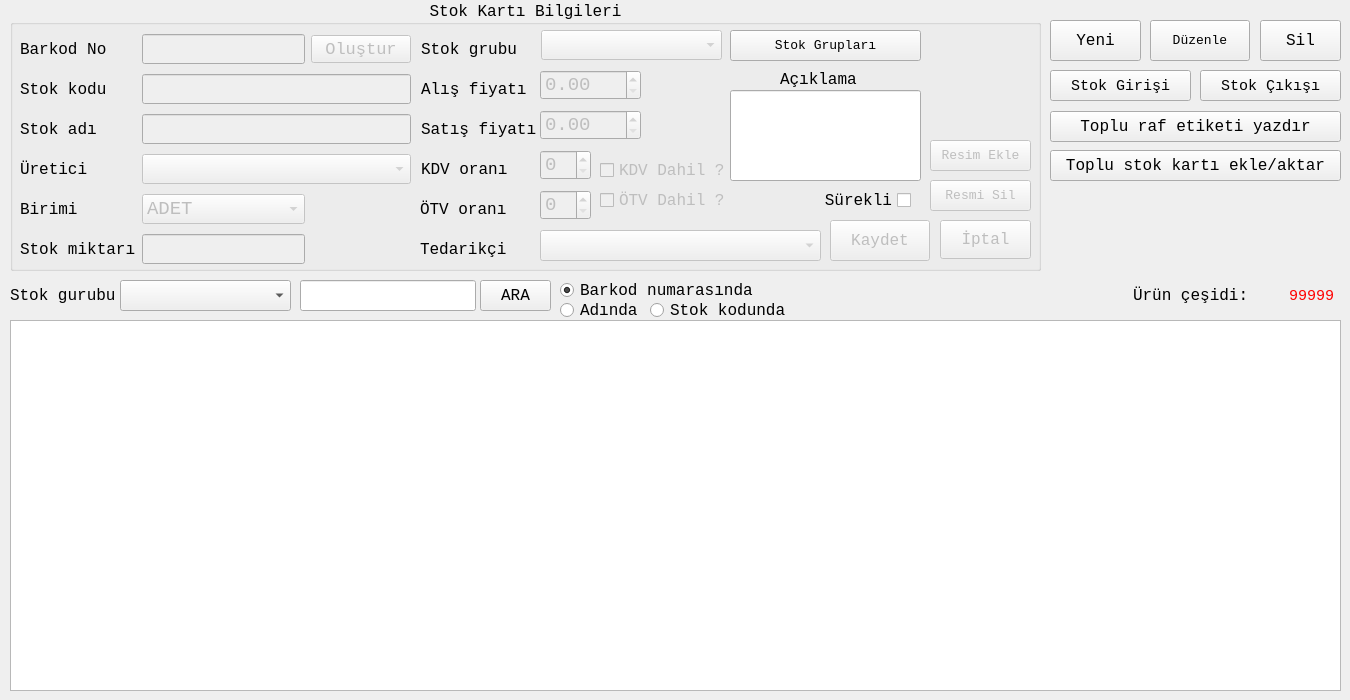
The window that stokfrom.ui (mamoo81/bhss) describes before a commit, drawn with Qt 5.
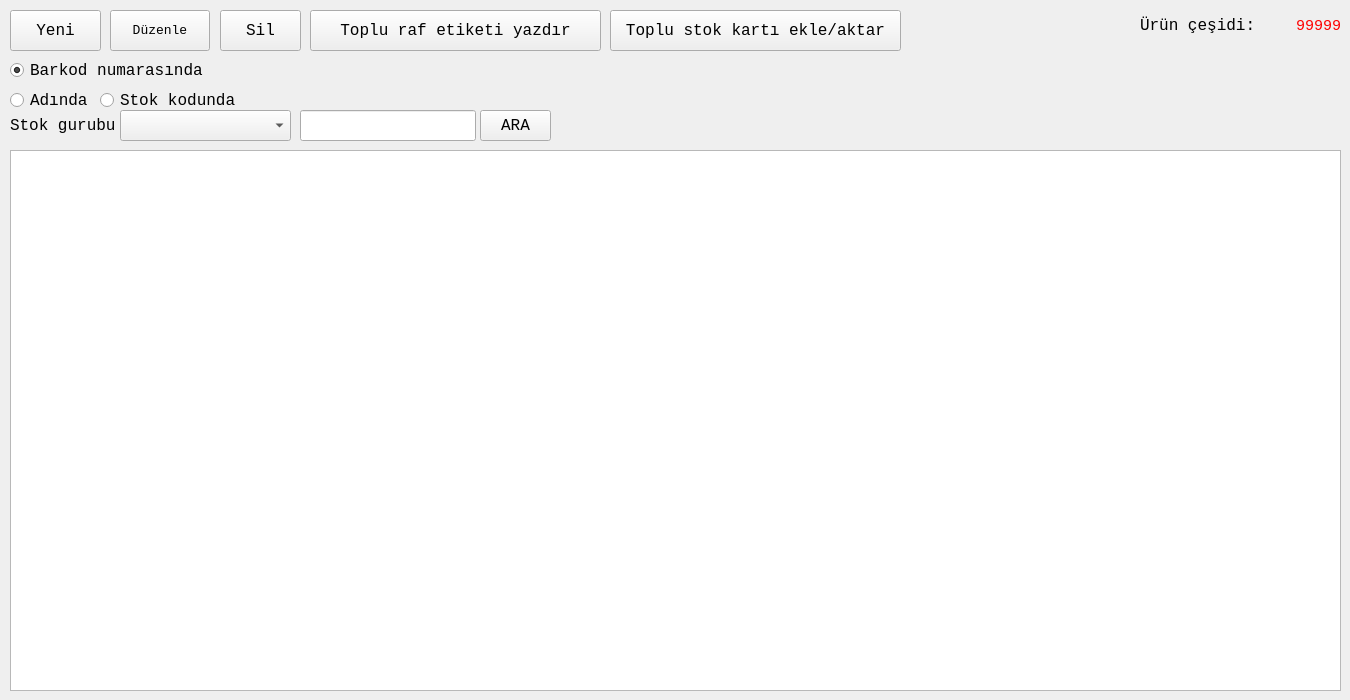
The same window after the commit. Icons and pictures are not drawn.

```diff
--- a/stokfrom.ui
+++ b/stokfrom.ui
@@ -39,7 +39,7 @@
    <property name="geometry">
     <rect>
      <x>300</x>
-     <y>280</y>
+     <y>110</y>
      <width>176</width>
      <height>31</height>
     </rect>
@@ -52,9 +52,9 @@
    <property name="geometry">
     <rect>
      <x>10</x>
-     <y>320</y>
+     <y>150</y>
      <width>1331</width>
-     <height>371</height>
+     <height>541</height>
     </rect>
    </property>
    <property name="contextMenuPolicy">
@@ -76,701 +76,11 @@
     <bool>false</bool>
    </attribute>
   </widget>
-  <widget class="QGroupBox" name="stokKartBilGroupBox">
-   <property name="enabled">
-    <bool>true</bool>
-   </property>
-   <property name="geometry">
-    <rect>
-     <x>10</x>
-     <y>0</y>
-     <width>1031</width>
-     <height>271</height>
-    </rect>
-   </property>
-   <property name="title">
-    <string>Stok Kartı Bilgileri</string>
-   </property>
-   <property name="alignment">
-    <set>Qt::AlignCenter</set>
-   </property>
-   <widget class="QLabel" name="label_12">
-    <property name="geometry">
-     <rect>
-      <x>410</x>
-      <y>200</y>
-      <width>87</width>
-      <height>19</height>
-     </rect>
-    </property>
-    <property name="text">
-     <string>ÖTV oranı</string>
-    </property>
-   </widget>
-   <widget class="QSpinBox" name="OTVspinBox">
-    <property name="enabled">
-     <bool>false</bool>
-    </property>
-    <property name="geometry">
-     <rect>
-      <x>530</x>
-      <y>190</y>
-      <width>51</width>
-      <height>30</height>
-     </rect>
-    </property>
-    <property name="font">
-     <font>
-      <family>Monospace</family>
-      <pointsize>14</pointsize>
-     </font>
-    </property>
-    <property name="maximum">
-     <number>100</number>
-    </property>
-   </widget>
-   <widget class="QCheckBox" name="KDVcheckbox">
-    <property name="enabled">
-     <bool>false</bool>
-    </property>
-    <property name="geometry">
-     <rect>
-      <x>590</x>
-      <y>160</y>
-      <width>131</width>
-      <height>21</height>
-     </rect>
-    </property>
-    <property name="text">
-     <string>KDV Dahil ?</string>
-    </property>
-   </widget>
-   <widget class="QCheckBox" name="OTVcheckbox">
-    <property name="enabled">
-     <bool>false</bool>
-    </property>
-    <property name="geometry">
-     <rect>
-      <x>590</x>
-      <y>190</y>
-      <width>131</width>
-      <height>21</height>
-     </rect>
-    </property>
-    <property name="text">
-     <string>ÖTV Dahil ?</string>
-    </property>
-   </widget>
-   <widget class="QToolButton" name="StokGrupBtn">
-    <property name="geometry">
-     <rect>
-      <x>720</x>
-      <y>30</y>
-      <width>191</width>
-      <height>31</height>
-     </rect>
-    </property>
-    <property name="font">
-     <font>
-      <family>Monospace</family>
-      <pointsize>10</pointsize>
-     </font>
-    </property>
-    <property name="text">
-     <string>Stok Grupları</string>
-    </property>
-    <property name="iconSize">
-     <size>
-      <width>64</width>
-      <height>64</height>
-     </size>
-    </property>
-    <property name="toolButtonStyle">
-     <enum>Qt::ToolButtonTextBesideIcon</enum>
-    </property>
-   </widget>
-   <widget class="QCheckBox" name="SurekliYenicheckBox">
-    <property name="geometry">
-     <rect>
-      <x>810</x>
-      <y>190</y>
-      <width>91</width>
-      <height>21</height>
-     </rect>
-    </property>
-    <property name="layoutDirection">
-     <enum>Qt::RightToLeft</enum>
-    </property>
-    <property name="text">
-     <string>Sürekli</string>
-    </property>
-   </widget>
-   <widget class="QLabel" name="UrunResimlabel">
-    <property name="enabled">
-     <bool>true</bool>
-    </property>
-    <property name="geometry">
-     <rect>
-      <x>920</x>
-      <y>30</y>
-      <width>100</width>
-      <height>100</height>
-     </rect>
-    </property>
-    <property name="font">
-     <font>
-      <family>Monospace</family>
-      <pointsize>12</pointsize>
-     </font>
-    </property>
-    <property name="styleSheet">
-     <string notr="true">color: rgb(0, 0, 0);</string>
-    </property>
-    <property name="text">
-     <string/>
-    </property>
-    <property name="pixmap">
-     <pixmap resource="images.qrc">:/images/ui/box.png</pixmap>
-    </property>
-    <property name="scaledContents">
-     <bool>true</bool>
-    </property>
-    <property name="alignment">
-     <set>Qt::AlignCenter</set>
-    </property>
-   </widget>
-   <widget class="QToolButton" name="ResimEkleBtn">
-    <property name="enabled">
-     <bool>false</bool>
-    </property>
-    <property name="geometry">
-     <rect>
-      <x>920</x>
-      <y>140</y>
-      <width>101</width>
-      <height>31</height>
-     </rect>
-    </property>
-    <property name="font">
-     <font>
-      <family>Monospace</family>
-      <pointsize>10</pointsize>
-     </font>
-    </property>
-    <property name="text">
-     <string>Resim Ekle</string>
-    </property>
-    <property name="iconSize">
-     <size>
-      <width>64</width>
-      <height>64</height>
-     </size>
-    </property>
-    <property name="toolButtonStyle">
-     <enum>Qt::ToolButtonTextBesideIcon</enum>
-    </property>
-   </widget>
-   <widget class="QToolButton" name="ResimSilBtn">
-    <property name="enabled">
-     <bool>false</bool>
-    </property>
-    <property name="geometry">
-     <rect>
-      <x>920</x>
-      <y>180</y>
-      <width>101</width>
-      <height>31</height>
-     </rect>
-    </property>
-    <property name="font">
-     <font>
-      <family>Monospace</family>
-      <pointsize>10</pointsize>
-     </font>
-    </property>
-    <property name="text">
-     <string>Resmi Sil</string>
-    </property>
-    <property name="iconSize">
-     <size>
-      <width>64</width>
-      <height>64</height>
-     </size>
-    </property>
-    <property name="toolButtonStyle">
-     <enum>Qt::ToolButtonTextBesideIcon</enum>
-    </property>
-   </widget>
-   <widget class="QLabel" name="label_7">
-    <property name="geometry">
-     <rect>
-      <x>411</x>
-      <y>40</y>
-      <width>97</width>
-      <height>19</height>
-     </rect>
-    </property>
-    <property name="text">
-     <string>Stok grubu</string>
-    </property>
-   </widget>
-   <widget class="QComboBox" name="StokGrubuComboBox">
-    <property name="enabled">
-     <bool>false</bool>
-    </property>
-    <property name="geometry">
-     <rect>
-      <x>531</x>
-      <y>30</y>
-      <width>181</width>
-      <height>30</height>
-     </rect>
-    </property>
-    <property name="font">
-     <font>
-      <family>Monospace</family>
-      <pointsize>14</pointsize>
-     </font>
-    </property>
-   </widget>
-   <widget class="QLabel" name="label_8">
-    <property name="geometry">
-     <rect>
-      <x>411</x>
-      <y>80</y>
-      <width>106</width>
-      <height>19</height>
-     </rect>
-    </property>
-    <property name="text">
-     <string>Alış fiyatı</string>
-    </property>
-   </widget>
-   <widget class="QDoubleSpinBox" name="AFiyatdoubleSpinBox">
-    <property name="enabled">
-     <bool>false</bool>
-    </property>
-    <property name="geometry">
-     <rect>
-      <x>530</x>
-      <y>70</y>
-      <width>101</width>
-      <height>30</height>
-     </rect>
-    </property>
-    <property name="font">
-     <font>
-      <family>Monospace</family>
-      <pointsize>14</pointsize>
-     </font>
-    </property>
-    <property name="maximum">
-     <double>999999.989999999990687</double>
-    </property>
-    <property name="value">
-     <double>0.000000000000000</double>
-    </property>
-   </widget>
-   <widget class="QLabel" name="label_9">
-    <property name="geometry">
-     <rect>
-      <x>411</x>
-      <y>120</y>
-      <width>116</width>
-      <height>19</height>
-     </rect>
-    </property>
-    <property name="text">
-     <string>Satış fiyatı</string>
-    </property>
-   </widget>
-   <widget class="QLabel" name="label_11">
-    <property name="geometry">
-     <rect>
-      <x>411</x>
-      <y>160</y>
-      <width>87</width>
-      <height>19</height>
-     </rect>
-    </property>
-    <property name="text">
-     <string>KDV oranı</string>
-    </property>
-   </widget>
-   <widget class="QLabel" name="label_10">
-    <property name="geometry">
-     <rect>
-      <x>770</x>
-      <y>70</y>
-      <width>77</width>
-      <height>19</height>
-     </rect>
-    </property>
-    <property name="text">
-     <string>Açıklama</string>
-    </property>
-   </widget>
-   <widget class="QLineEdit" name="AciklamaLnEdit">
-    <property name="geometry">
-     <rect>
-      <x>720</x>
-      <y>90</y>
-      <width>191</width>
-      <height>91</height>
-     </rect>
-    </property>
-    <property name="clearButtonEnabled">
-     <bool>false</bool>
-    </property>
-   </widget>
-   <widget class="QSpinBox" name="KDVspinBox">
-    <property name="enabled">
-     <bool>false</bool>
-    </property>
-    <property name="geometry">
-     <rect>
-      <x>530</x>
-      <y>150</y>
-      <width>51</width>
-      <height>30</height>
-     </rect>
-    </property>
-    <property name="font">
-     <font>
-      <family>Monospace</family>
-      <pointsize>14</pointsize>
-     </font>
-    </property>
-    <property name="maximum">
-     <number>100</number>
-    </property>
-   </widget>
-   <widget class="QDoubleSpinBox" name="SFiyatdoubleSpinBox">
-    <property name="enabled">
-     <bool>false</bool>
-    </property>
-    <property name="geometry">
-     <rect>
-      <x>530</x>
-      <y>110</y>
-      <width>101</width>
-      <height>30</height>
-     </rect>
-    </property>
-    <property name="font">
-     <font>
-      <family>Monospace</family>
-      <pointsize>14</pointsize>
-     </font>
-    </property>
-    <property name="maximum">
-     <double>999999.989999999990687</double>
-    </property>
-    <property name="value">
-     <double>0.000000000000000</double>
-    </property>
-   </widget>
-   <widget class="QLabel" name="label_15">
-    <property name="geometry">
-     <rect>
-      <x>410</x>
-      <y>240</y>
-      <width>91</width>
-      <height>19</height>
-     </rect>
-    </property>
-    <property name="font">
-     <font>
-      <family>Monospace</family>
-      <pointsize>12</pointsize>
-     </font>
-    </property>
-    <property name="text">
-     <string>Tedarikçi</string>
-    </property>
-   </widget>
-   <widget class="QComboBox" name="tedarikcicomboBox">
-    <property name="enabled">
-     <bool>false</bool>
-    </property>
-    <property name="geometry">
-     <rect>
-      <x>530</x>
-      <y>230</y>
-      <width>281</width>
-      <height>31</height>
-     </rect>
-    </property>
-    <property name="font">
-     <font>
-      <family>Monospace</family>
-      <pointsize>14</pointsize>
-     </font>
-    </property>
-   </widget>
-   <widget class="QToolButton" name="KaydetBtn">
-    <property name="enabled">
-     <bool>false</bool>
-    </property>
-    <property name="geometry">
-     <rect>
-      <x>820</x>
-      <y>220</y>
-      <width>100</width>
-      <height>41</height>
-     </rect>
-    </property>
-    <property name="font">
-     <font>
-      <family>Monospace</family>
-      <pointsize>12</pointsize>
-     </font>
-    </property>
-    <property name="autoFillBackground">
-     <bool>true</bool>
-    </property>
-    <property name="text">
-     <string>Kaydet</string>
-    </property>
-    <property name="icon">
-     <iconset resource="images.qrc">
-      <normaloff>:/images/ui/check.png</normaloff>:/images/ui/check.png</iconset>
-    </property>
-    <property name="iconSize">
-     <size>
-      <width>32</width>
-      <height>32</height>
-     </size>
-    </property>
-    <property name="toolButtonStyle">
-     <enum>Qt::ToolButtonTextBesideIcon</enum>
-    </property>
-   </widget>
-   <widget class="QToolButton" name="IptalBtn">
-    <property name="enabled">
-     <bool>false</bool>
-    </property>
-    <property name="geometry">
-     <rect>
-      <x>930</x>
-      <y>220</y>
-      <width>91</width>
-      <height>39</height>
-     </rect>
-    </property>
-    <property name="font">
-     <font>
-      <family>Monospace</family>
-      <pointsize>12</pointsize>
-     </font>
-    </property>
-    <property name="autoFillBackground">
-     <bool>true</bool>
-    </property>
-    <property name="text">
-     <string>İptal</string>
-    </property>
-    <property name="icon">
-     <iconset resource="images.qrc">
-      <normaloff>:/images/ui/remove.png</normaloff>:/images/ui/remove.png</iconset>
-    </property>
-    <property name="iconSize">
-     <size>
-      <width>32</width>
-      <height>32</height>
-     </size>
-    </property>
-    <property name="toolButtonStyle">
-     <enum>Qt::ToolButtonTextBesideIcon</enum>
-    </property>
-   </widget>
-   <widget class="QWidget" name="layoutWidget">
-    <property name="geometry">
-     <rect>
-      <x>10</x>
-      <y>30</y>
-      <width>391</width>
-      <height>241</height>
-     </rect>
-    </property>
-    <layout class="QGridLayout" name="gridLayout">
-     <item row="0" column="0">
-      <widget class="QLabel" name="label_3">
-       <property name="text">
-        <string>Barkod No</string>
-       </property>
-      </widget>
-     </item>
-     <item row="0" column="1">
-      <widget class="QLineEdit" name="BarkodLnEdit">
-       <property name="enabled">
-        <bool>false</bool>
-       </property>
-       <property name="font">
-        <font>
-         <family>Monospace</family>
-         <pointsize>14</pointsize>
-        </font>
-       </property>
-       <property name="text">
-        <string/>
-       </property>
-      </widget>
-     </item>
-     <item row="0" column="2">
-      <widget class="QToolButton" name="BarkodOlusturBtn">
-       <property name="enabled">
-        <bool>false</bool>
-       </property>
-       <property name="font">
-        <font>
-         <family>Monospace</family>
-         <pointsize>13</pointsize>
-        </font>
-       </property>
-       <property name="text">
-        <string>Oluştur</string>
-       </property>
-       <property name="iconSize">
-        <size>
-         <width>64</width>
-         <height>64</height>
-        </size>
-       </property>
-       <property name="toolButtonStyle">
-        <enum>Qt::ToolButtonTextBesideIcon</enum>
-       </property>
-      </widget>
-     </item>
-     <item row="1" column="0">
-      <widget class="QLabel" name="label_13">
-       <property name="text">
-        <string>Stok kodu</string>
-       </property>
-      </widget>
-     </item>
-     <item row="2" column="0">
-      <widget class="QLabel" name="label_4">
-       <property name="text">
-        <string>Stok adı</string>
-       </property>
-      </widget>
-     </item>
-     <item row="2" column="1" colspan="2">
-      <widget class="QLineEdit" name="StokAdiLnEdit">
-       <property name="enabled">
-        <bool>false</bool>
-       </property>
-       <property name="font">
-        <font>
-         <family>Monospace</family>
-         <pointsize>14</pointsize>
-        </font>
-       </property>
-       <property name="text">
-        <string/>
-       </property>
-      </widget>
-     </item>
-     <item row="3" column="0">
-      <widget class="QLabel" name="label_14">
-       <property name="text">
-        <string>Üretici</string>
-       </property>
-      </widget>
-     </item>
-     <item row="3" column="1" colspan="2">
-      <widget class="QComboBox" name="ureticicomboBox">
-       <property name="enabled">
-        <bool>false</bool>
-       </property>
-       <property name="font">
-        <font>
-         <family>Monospace</family>
-         <pointsize>14</pointsize>
-        </font>
-       </property>
-      </widget>
-     </item>
-     <item row="4" column="0">
-      <widget class="QLabel" name="label_5">
-       <property name="text">
-        <string>Birimi</string>
-       </property>
-      </widget>
-     </item>
-     <item row="4" column="1">
-      <widget class="QComboBox" name="BirimiComboBox">
-       <property name="enabled">
-        <bool>false</bool>
-       </property>
-       <property name="font">
-        <font>
-         <family>Monospace</family>
-         <pointsize>14</pointsize>
-        </font>
-       </property>
-       <item>
-        <property name="text">
-         <string>ADET</string>
-        </property>
-       </item>
-       <item>
-        <property name="text">
-         <string>KİLOGRAM</string>
-        </property>
-       </item>
-       <item>
-        <property name="text">
-         <string>KOLİ</string>
-        </property>
-       </item>
-      </widget>
-     </item>
-     <item row="5" column="0">
-      <widget class="QLabel" name="label_6">
-       <property name="text">
-        <string>Stok miktarı</string>
-       </property>
-      </widget>
-     </item>
-     <item row="5" column="1">
-      <widget class="QLineEdit" name="MiktarLnEdit">
-       <property name="enabled">
-        <bool>false</bool>
-       </property>
-       <property name="font">
-        <font>
-         <family>Monospace</family>
-         <pointsize>14</pointsize>
-        </font>
-       </property>
-      </widget>
-     </item>
-     <item row="1" column="1" colspan="2">
-      <widget class="QLineEdit" name="StokKoduLnEdit">
-       <property name="enabled">
-        <bool>false</bool>
-       </property>
-       <property name="font">
-        <font>
-         <family>Monospace</family>
-         <pointsize>14</pointsize>
-        </font>
-       </property>
-       <property name="text">
-        <string/>
-       </property>
-      </widget>
-     </item>
-    </layout>
-   </widget>
-  </widget>
   <widget class="QRadioButton" name="barkodRadioButton">
    <property name="geometry">
     <rect>
-     <x>560</x>
-     <y>280</y>
+     <x>10</x>
+     <y>60</y>
      <width>199</width>
      <height>21</height>
     </rect>
@@ -785,8 +95,8 @@
   <widget class="QRadioButton" name="adRadioButton">
    <property name="geometry">
     <rect>
-     <x>560</x>
-     <y>300</y>
+     <x>10</x>
+     <y>90</y>
      <width>99</width>
      <height>21</height>
     </rect>
@@ -802,7 +112,7 @@
    <property name="geometry">
     <rect>
      <x>480</x>
-     <y>280</y>
+     <y>110</y>
      <width>71</width>
      <height>31</height>
     </rect>
@@ -827,8 +137,8 @@
   <widget class="QRadioButton" name="kodRadioButton">
    <property name="geometry">
     <rect>
-     <x>650</x>
-     <y>300</y>
+     <x>100</x>
+     <y>90</y>
      <width>141</width>
      <height>21</height>
     </rect>
@@ -837,77 +147,13 @@
     <string>Stok kodunda</string>
    </property>
   </widget>
-  <widget class="QToolButton" name="StokGirBtn">
-   <property name="geometry">
-    <rect>
-     <x>1050</x>
-     <y>70</y>
-     <width>141</width>
-     <height>31</height>
-    </rect>
-   </property>
-   <property name="font">
-    <font>
-     <family>Monospace</family>
-     <pointsize>11</pointsize>
-    </font>
-   </property>
-   <property name="text">
-    <string>Stok Girişi</string>
-   </property>
-   <property name="icon">
-    <iconset resource="images.qrc">
-     <normaloff>:/images/ui/plus.png</normaloff>:/images/ui/plus.png</iconset>
-   </property>
-   <property name="iconSize">
-    <size>
-     <width>24</width>
-     <height>24</height>
-    </size>
-   </property>
-   <property name="toolButtonStyle">
-    <enum>Qt::ToolButtonTextBesideIcon</enum>
-   </property>
-  </widget>
-  <widget class="QToolButton" name="StokCikBtn">
-   <property name="geometry">
-    <rect>
-     <x>1200</x>
-     <y>70</y>
-     <width>141</width>
-     <height>31</height>
-    </rect>
-   </property>
-   <property name="font">
-    <font>
-     <family>Monospace</family>
-     <pointsize>11</pointsize>
-    </font>
-   </property>
-   <property name="text">
-    <string>Stok Çıkışı</string>
-   </property>
-   <property name="icon">
-    <iconset resource="images.qrc">
-     <normaloff>:/images/ui/negative.png</normaloff>:/images/ui/negative.png</iconset>
-   </property>
-   <property name="iconSize">
-    <size>
-     <width>24</width>
-     <height>24</height>
-    </size>
-   </property>
-   <property name="toolButtonStyle">
-    <enum>Qt::ToolButtonTextBesideIcon</enum>
-   </property>
-  </widget>
   <widget class="QToolButton" name="dosyadanToolButton">
    <property name="geometry">
     <rect>
-     <x>1050</x>
-     <y>150</y>
+     <x>610</x>
+     <y>10</y>
      <width>291</width>
-     <height>31</height>
+     <height>41</height>
     </rect>
    </property>
    <property name="font">
@@ -935,8 +181,8 @@
   <widget class="QWidget" name="layoutWidget">
    <property name="geometry">
     <rect>
-     <x>1133</x>
-     <y>280</y>
+     <x>1140</x>
+     <y>10</y>
      <width>201</width>
      <height>31</height>
     </rect>
@@ -973,8 +219,8 @@
   <widget class="QToolButton" name="YeniBtn">
    <property name="geometry">
     <rect>
-     <x>1050</x>
-     <y>20</y>
+     <x>10</x>
+     <y>10</y>
      <width>91</width>
      <height>41</height>
     </rect>
@@ -1005,8 +251,8 @@
   <widget class="QToolButton" name="DuzenleBtn">
    <property name="geometry">
     <rect>
-     <x>1150</x>
-     <y>20</y>
+     <x>110</x>
+     <y>10</y>
      <width>100</width>
      <height>41</height>
     </rect>
@@ -1037,8 +283,8 @@
   <widget class="QToolButton" name="SilBtn">
    <property name="geometry">
     <rect>
-     <x>1260</x>
-     <y>20</y>
+     <x>220</x>
+     <y>10</y>
      <width>81</width>
      <height>41</height>
     </rect>
@@ -1072,10 +318,10 @@
   <widget class="QToolButton" name="TopluEtikettoolButton">
    <property name="geometry">
     <rect>
-     <x>1050</x>
-     <y>111</y>
+     <x>310</x>
+     <y>10</y>
      <width>291</width>
-     <height>31</height>
+     <height>41</height>
     </rect>
    </property>
    <property name="text">
@@ -1099,7 +345,7 @@
    <property name="geometry">
     <rect>
      <x>120</x>
-     <y>280</y>
+     <y>110</y>
      <width>171</width>
      <height>31</height>
     </rect>
@@ -1109,7 +355,7 @@
    <property name="geometry">
     <rect>
      <x>10</x>
-     <y>280</y>
+     <y>110</y>
      <width>111</width>
      <height>31</height>
     </rect>
```
Left out of the diff: 24 changed lines with no effect on the pictures.
